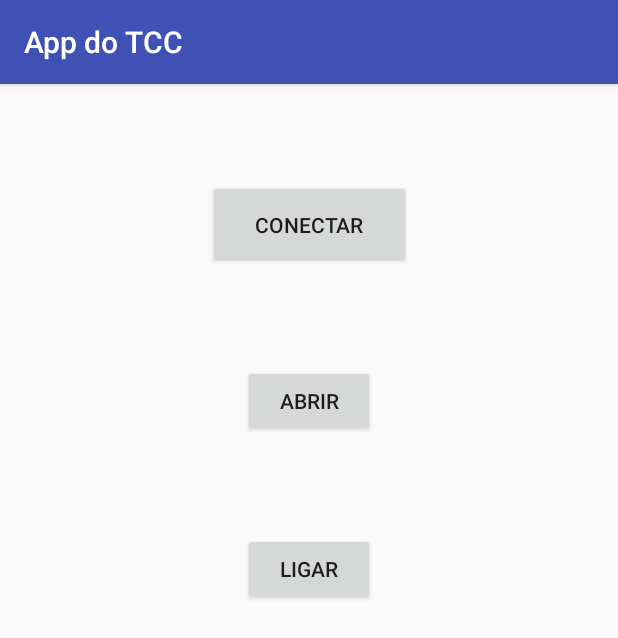
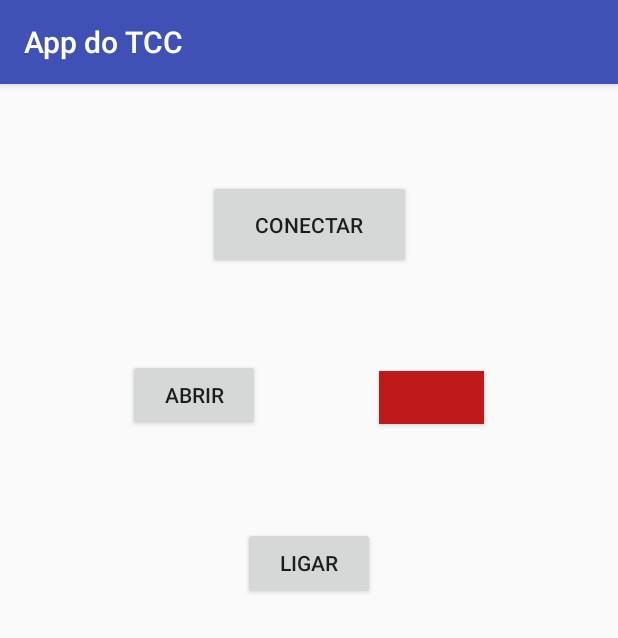
Before and after one commit to LucasBSC/CarApp, an Android app: the screen it shows after launch (MainActivity), on a phone screen of 412 x 824 dp. Shown: the top 638 px of the screen. Run offline under Robolectric (Android 15) with nearby library versions, the phone set to English and light mode, and no system bars.

Commit message:
Flag button & Door control

```diff
--- a/app/src/main/res/layout/activity_main.xml
+++ b/app/src/main/res/layout/activity_main.xml
@@ -33,9 +33,10 @@
         android:layout_height="wrap_content"
         android:layout_marginEnd="8dp"
         android:layout_marginStart="8dp"
-        android:layout_marginTop="64dp"
+        android:layout_marginTop="60dp"
         android:text="ABRIR"
         app:layout_constraintEnd_toEndOf="parent"
+        app:layout_constraintHorizontal_bias="0.25"
         app:layout_constraintStart_toStartOf="parent"
         app:layout_constraintTop_toBottomOf="@+id/btnConectar" />
 
@@ -51,4 +52,18 @@
         app:layout_constraintStart_toStartOf="parent"
         app:layout_constraintTop_toBottomOf="@+id/btnAbrir" />
 
+    <Button
+        android:id="@+id/btnPorta"
+        android:layout_width="70dp"
+        android:layout_height="35dp"
+        android:layout_marginEnd="8dp"
+        android:layout_marginStart="8dp"
+        android:layout_marginTop="68dp"
+        android:background="@color/colorAccent"
+        android:text=""
+        app:layout_constraintEnd_toEndOf="parent"
+        app:layout_constraintHorizontal_bias="0.75"
+        app:layout_constraintStart_toStartOf="parent"
+        app:layout_constraintTop_toBottomOf="@+id/btnConectar" />
+
 </android.support.constraint.ConstraintLayout>
--- a/app/src/main/res/values/colors.xml
+++ b/app/src/main/res/values/colors.xml
@@ -2,5 +2,5 @@
 <resources>
     <color name="colorPrimary">#3F51B5</color>
     <color name="colorPrimaryDark">#303F9F</color>
-    <color name="colorAccent">#FF4081</color>
+    <color name="colorAccent">#bf1919</color>
 </resources>
```
Also changed, not shown: app/src/main/java/com/example/lucas/appdotcc/MainActivity.java (+143 -4 lines).
